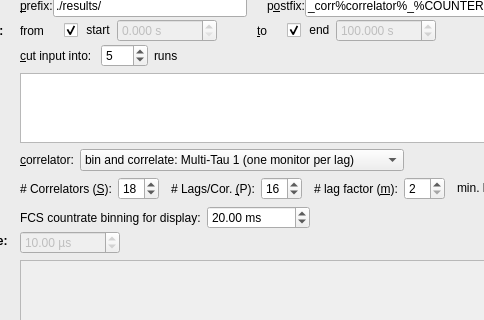
Above: plugins/tcspcimporter/qfetcspcimporterdialog.ui from jkriege2/QuickFit3 before the change; both pictures show x 253 to 737 and y 117 to 437 of the 970 by 676 pixel window. Below: the same form after it.
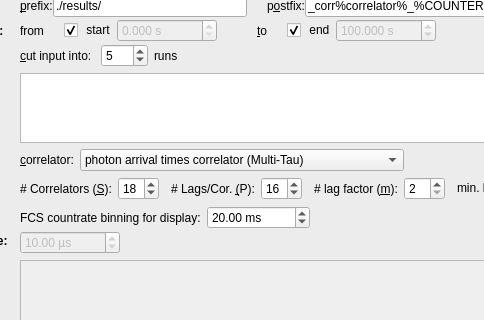
That is the form after the change. Icons and pictures are not drawn. Custom widgets are drawn as their Qt base class.

```diff
--- a/plugins/tcspcimporter/qfetcspcimporterdialog.ui
+++ b/plugins/tcspcimporter/qfetcspcimporterdialog.ui
@@ -740,6 +740,9 @@
                   <height>0</height>
                  </size>
                 </property>
+                <property name="currentIndex">
+                 <number>2</number>
+                </property>
                 <property name="sizeAdjustPolicy">
                  <enum>QComboBox::AdjustToContentsOnFirstShow</enum>
                 </property>
@@ -753,6 +756,11 @@
                   <string>bin and correlate: Multi-Tau 2 (one monitor for all lags)</string>
                  </property>
                 </item>
+                <item>
+                 <property name="text">
+                  <string>photon arrival times correlator (Multi-Tau)</string>
+                 </property>
+                </item>
                </widget>
               </item>
               <item>
```
Left out of the diff: 4 changed lines with no effect on the pictures.
